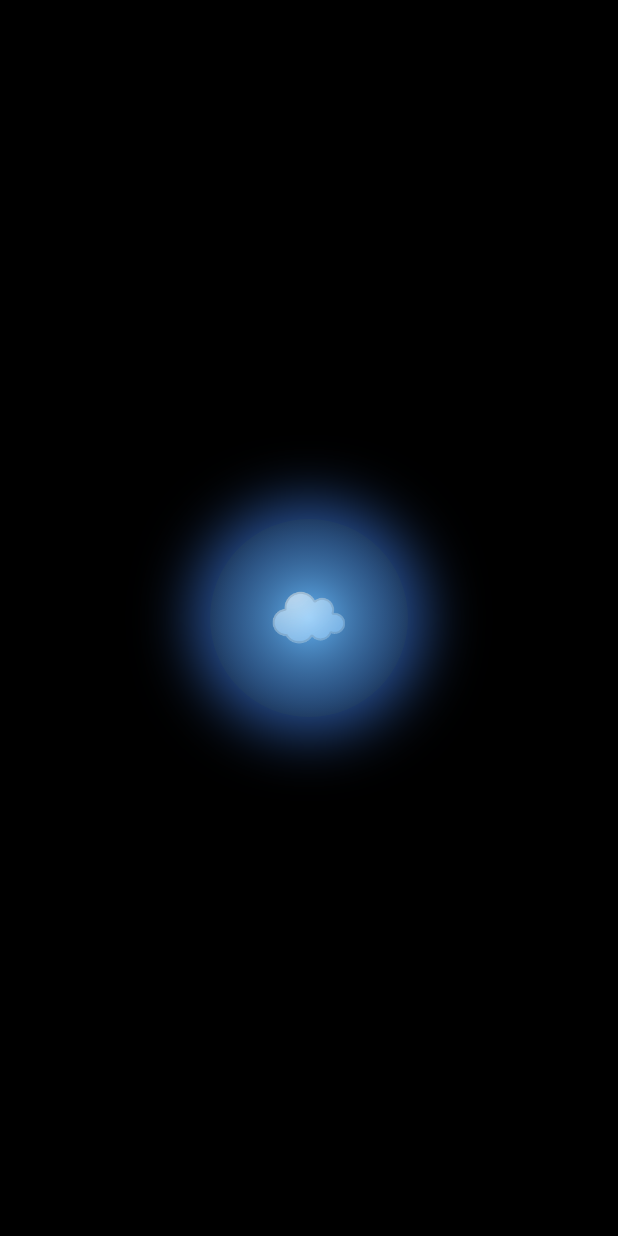
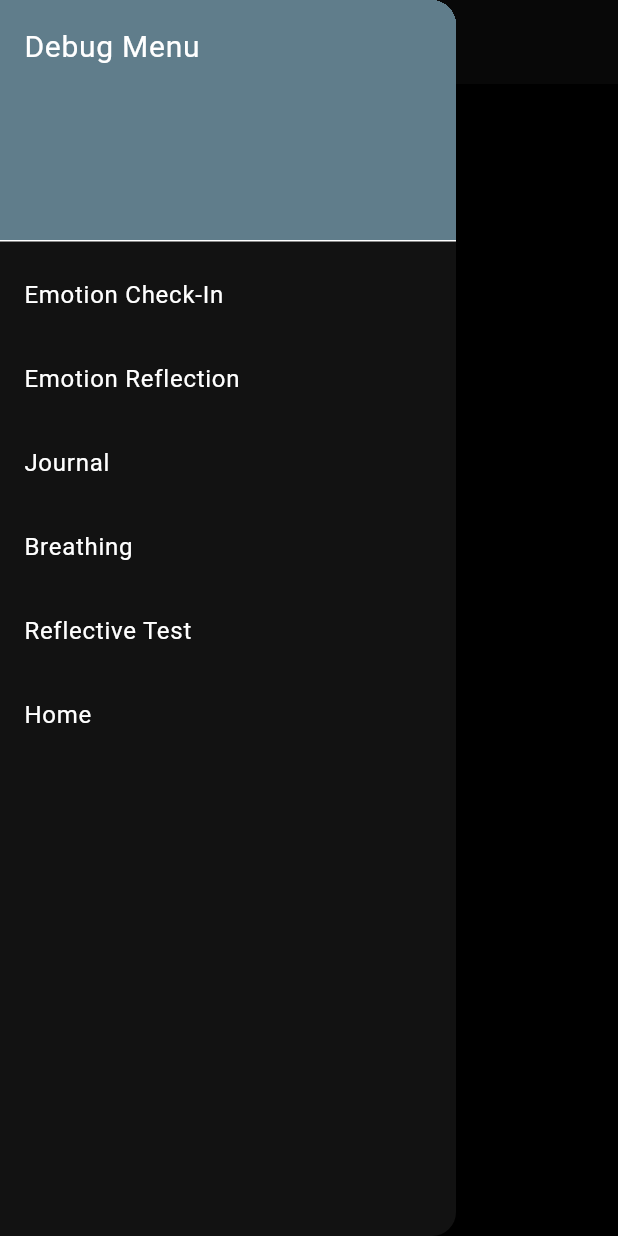
Before and after one commit to SynaestheticSynthesis/CompAnIon, a Flutter app: the HomePage screen opened by its route, with the side drawer open (before the commit the screen has no drawer), on a phone screen of 412 x 824 dp. Run offline on Flutter 3.47's test engine with Material 3 defaults, Android fonts, the phone set to English and light mode, and no system bars; our stand-ins replace google_fonts, isar; accounts and stored records are empty; generated files the repository leaves out were written again.

Commit message:
feat: add Reflective Test screen and service for journal analysis

```diff
--- a/lib/main.dart
+++ b/lib/main.dart
@@ -8,6 +8,7 @@ import 'screens/breathing_screen.dart';
 import 'controllers/emotion_checkin_controller.dart';
 // Remove the old model import and use only the unified one:
 import 'models/emotion_checkin.dart';
+import 'package:companion_core/screens/reflective_test_screen.dart';
 
 void main() {
   runApp(const CompanionApp());
@@ -42,6 +43,7 @@ class CompanionApp extends StatelessWidget {
             ), // Placeholder, set real values on navigation
         '/journal': (context) => const JournalScreen(),
         '/breathing': (context) => const BreathingScreen(),
+        '/reflective_test': (context) => const ReflectiveTestScreen(),
       },
     );
   }
--- a/lib/screens/home_page.dart
+++ b/lib/screens/home_page.dart
@@ -2,23 +2,49 @@ import 'package:flutter/material.dart';
 import 'package:companion_core/widgets/presence_pulse.dart';
 
 class HomePage extends StatelessWidget {
-  const HomePage({super.key});
+  const HomePage({Key? key}) : super(key: key);
 
   @override
   Widget build(BuildContext context) {
     return Scaffold(
-      backgroundColor: Colors.black,
-      body: Stack(
-        children: [
-          // TODO: Add animated background later
-          Center(
-            child: PresencePulse(
-              onTap: () {
-                Navigator.pushNamed(context, '/emotionCheckIn');
-              },
+      appBar: AppBar(title: const Text('Home')),
+      drawer: Drawer(
+        child: ListView(
+          padding: EdgeInsets.zero,
+          children: [
+            const DrawerHeader(
+              decoration: BoxDecoration(color: Colors.blueGrey),
+              child: Text('Debug Menu', style: TextStyle(color: Colors.white, fontSize: 20)),
             ),
-          ),
-        ],
+            ListTile(
+              title: const Text('Emotion Check-In'),
+              onTap: () => Navigator.pushNamed(context, '/emotionCheckIn'),
+            ),
+            ListTile(
+              title: const Text('Emotion Reflection'),
+              onTap: () => Navigator.pushNamed(context, '/emotionReflection'),
+            ),
+            ListTile(
+              title: const Text('Journal'),
+              onTap: () => Navigator.pushNamed(context, '/journal'),
+            ),
+            ListTile(
+              title: const Text('Breathing'),
+              onTap: () => Navigator.pushNamed(context, '/breathing'),
+            ),
+            ListTile(
+              title: const Text('Reflective Test'),
+              onTap: () => Navigator.pushNamed(context, '/reflective_test'),
+            ),
+            ListTile(
+              title: const Text('Home'),
+              onTap: () => Navigator.pushNamed(context, '/home'),
+            ),
+          ],
+        ),
+      ),
+      body: Center(
+        child: Text('Welcome to CompAnIon!'),
       ),
     );
   }
--- a/pubspec.yaml
+++ b/pubspec.yaml
@@ -37,6 +37,7 @@ dependencies:
   intl: ^0.20.2
   google_fonts: ^6.1.0
   isar_flutter_libs: ^3.1.0
+  http: ^1.2.1
 
 dev_dependencies:
   flutter_test:
```
Also changed, not shown: lib/screens/reflective_test_screen.dart (added, +75 -0 lines), lib/services/reflective_service.dart (added, +35 -0 lines), pubspec.lock.
